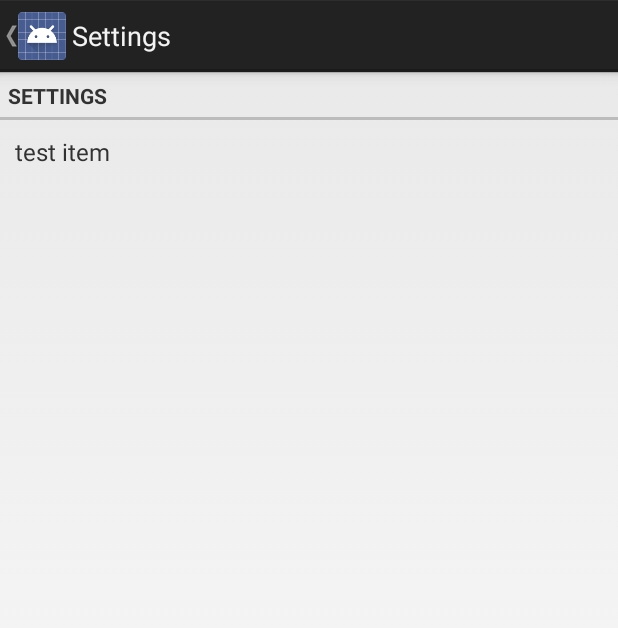
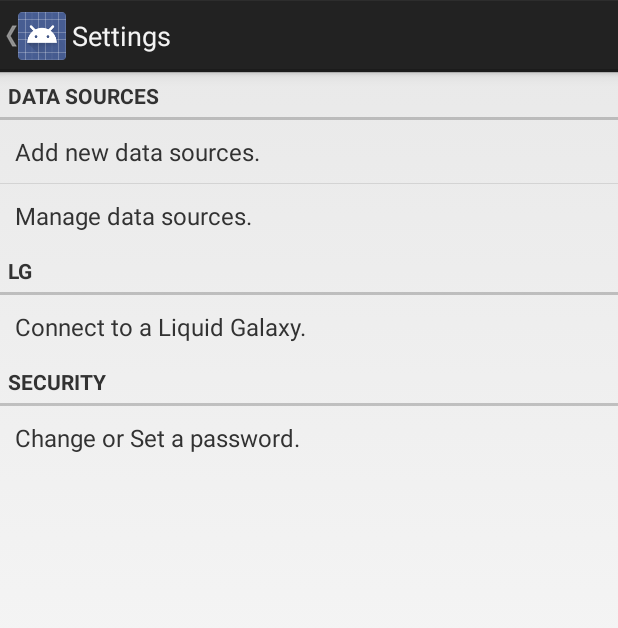
Before and after one commit to kjl9999/LiquidGalaxyOpenDataProject, an Android app: the SettingsActivity screen opened directly, with no data from a screen before it, on a phone screen of 412 x 824 dp. Shown: the top 628 px of the screen. Run offline under Robolectric (Android 15) with nearby library versions, the phone set to English and light mode, and no system bars.

Commit message:
3
Basic menu structure on Settings Activity

```diff
--- a/LiquidGalaxyOpenData/src/main/java/com/kjl/liquidgalaxyopendata/SettingsActivity.java
+++ b/LiquidGalaxyOpenData/src/main/java/com/kjl/liquidgalaxyopendata/SettingsActivity.java
@@ -2,30 +2,16 @@ package com.kjl.liquidgalaxyopendata;
 
 import android.annotation.TargetApi;
 import android.app.Activity;
-import android.content.Context;
-import android.content.res.Configuration;
-import android.media.Ringtone;
-import android.media.RingtoneManager;
-import android.net.Uri;
+import android.app.AlertDialog;
 import android.os.Build;
 import android.os.Bundle;
-import android.preference.ListPreference;
-import android.preference.Preference;
 import android.preference.PreferenceActivity;
-import android.preference.PreferenceCategory;
-import android.preference.PreferenceFragment;
-import android.preference.PreferenceManager;
-import android.preference.RingtonePreference;
-import android.text.TextUtils;
-import android.view.LayoutInflater;
 import android.view.MenuItem;
 import android.support.v4.app.NavUtils;
+import android.view.View;
+import android.widget.AdapterView;
 import android.widget.ArrayAdapter;
 import android.widget.ListView;
-
-import java.util.ArrayList;
-import java.util.Arrays;
-import java.util.List;
 
 /**
  * A {@link PreferenceActivity} that presents a set of application settings. On
@@ -52,13 +38,76 @@ public class SettingsActivity extends Activity {
         super.onCreate(savedInstanceState);
         setupActionBar();
         setContentView(R.layout.settings);
-        final ListView listview = (ListView) findViewById(R.id.datasourcelist);
+
+        //DATA SOURCES
+        final ListView dslist = (ListView) findViewById(R.id.datasourcelist);
         final ArrayAdapter<String> listAdapter ;
+        // Create ArrayAdapter using the planet list.
+        listAdapter = new ArrayAdapter<String>(this, R.layout.listlayout);
+        listAdapter.add(getString(R.string.newds));
+        listAdapter.add(getString(R.string.manageds));
+        dslist.setAdapter(listAdapter);
 
+        dslist.setOnItemClickListener(new AdapterView.OnItemClickListener()
+        {
+            public void onItemClick(AdapterView<?> arg0, View v, int position, long id)
+            {
+                AlertDialog.Builder adb = new AlertDialog.Builder(
+                        SettingsActivity.this);
+                adb.setTitle("ListView OnClick");
+                adb.setMessage("Selected Item is = " + dslist.getItemAtPosition(position));
+                adb.setPositiveButton("Ok", null);
+                adb.show();
+            }
+        });
+
+
+        //LG
+        final ListView lglist = (ListView) findViewById(R.id.lglist);
+        final ArrayAdapter<String> listAdapter2;
         // Create ArrayAdapter using the planet list.
-        listAdapter = new ArrayAdapter<String>(this, R.layout.imagelistlayout);
-        listAdapter.add("test item");
-        listview.setAdapter(listAdapter);
+        listAdapter2 = new ArrayAdapter<String>(this, R.layout.listlayout);
+        listAdapter2.add(getString(R.string.connect));
+        lglist.setAdapter(listAdapter2);
+
+        lglist.setOnItemClickListener(new AdapterView.OnItemClickListener()
+        {
+            public void onItemClick(AdapterView<?> arg0, View v, int position, long id)
+            {
+                AlertDialog.Builder adb = new AlertDialog.Builder(
+                        SettingsActivity.this);
+                adb.setTitle("ListView OnClick");
+                adb.setMessage("Selected Item is = " + lglist.getItemAtPosition(position));
+                adb.setPositiveButton("Ok", null);
+                adb.show();
+            }
+        });
+
+
+
+        //SECURITY
+        final ListView pwdlist = (ListView) findViewById(R.id.pwdlist);
+        final ArrayAdapter<String> listAdapter3;
+        // Create ArrayAdapter using the planet list.
+        listAdapter3 = new ArrayAdapter<String>(this, R.layout.listlayout);
+        listAdapter3.add(getString(R.string.pwd));
+        pwdlist.setAdapter(listAdapter3);
+
+        pwdlist.setOnItemClickListener(new AdapterView.OnItemClickListener()
+        {
+            public void onItemClick(AdapterView<?> arg0, View v, int position, long id)
+            {
+                AlertDialog.Builder adb = new AlertDialog.Builder(
+                        SettingsActivity.this);
+                adb.setTitle("ListView OnClick");
+                adb.setMessage("Selected Item is = " + pwdlist.getItemAtPosition(position));
+                adb.setPositiveButton("Ok", null);
+                adb.show();
+            }
+        });
+
+
+
     }
 
     /**
--- a/LiquidGalaxyOpenData/src/main/res/layout/settings.xml
+++ b/LiquidGalaxyOpenData/src/main/res/layout/settings.xml
@@ -5,6 +5,12 @@
               android:orientation="vertical"
               android:layout_width="match_parent"
               android:layout_height="match_parent">
+
+    <LinearLayout
+            android:orientation="vertical"
+            android:layout_width="fill_parent"
+            android:layout_height="wrap_content">
+
         <TextView
                 xmlns:android="http://schemas.android.com/apk/res/android"
                 android:id="@+id/datasources"
@@ -14,11 +20,59 @@
                 android:paddingBottom="2dip"
                 android:paddingLeft="5dip"
                 style="?android:attr/listSeparatorTextViewStyle"
-            android:text="@string/action_settings"/>
+                android:text="@string/ds"/>
 
         <ListView
-            android:layout_width="wrap_content"
+                android:layout_width="match_parent"
                 android:layout_height="wrap_content"
                 android:id="@+id/datasourcelist"
                 tools:listitem="@android:layout/simple_list_item_2"/>
     </LinearLayout>
+
+    <LinearLayout
+            android:orientation="vertical"
+            android:layout_width="fill_parent"
+            android:layout_height="wrap_content">
+
+        <TextView
+                style="?android:attr/listSeparatorTextViewStyle"
+                xmlns:android="http://schemas.android.com/apk/res/android"
+                android:id="@+id/textView"
+                android:layout_width="fill_parent"
+                android:layout_height="wrap_content"
+                android:paddingTop="2dip"
+                android:paddingBottom="2dip"
+                android:paddingLeft="5dip"
+                android:text="@string/lg"/>
+
+        <ListView
+                tools:listitem="@android:layout/simple_list_item_2"
+                android:layout_width="match_parent"
+                android:layout_height="wrap_content"
+                android:id="@+id/lglist"/>
+    </LinearLayout>
+
+    <LinearLayout
+            android:orientation="vertical"
+            android:layout_width="fill_parent"
+            android:layout_height="wrap_content">
+
+        <TextView
+                style="?android:attr/listSeparatorTextViewStyle"
+                xmlns:android="http://schemas.android.com/apk/res/android"
+                android:id="@+id/textView2"
+                android:layout_width="fill_parent"
+                android:layout_height="wrap_content"
+                android:paddingTop="2dip"
+                android:paddingBottom="2dip"
+                android:paddingLeft="5dip"
+                android:text="@string/security"/>
+
+        <ListView
+                tools:listitem="@android:layout/simple_list_item_2"
+                android:layout_width="match_parent"
+                android:layout_height="wrap_content"
+                android:id="@+id/pwdlist"/>
+    </LinearLayout>
+
+</LinearLayout>
--- a/LiquidGalaxyOpenData/src/main/res/values/strings.xml
+++ b/LiquidGalaxyOpenData/src/main/res/values/strings.xml
@@ -3,6 +3,12 @@
 
     <string name="app_name">LiquidGalaxy OpenData</string>
     <string name="action_settings">Settings</string>
-    <string name="hello_world">Hello world!</string>
+    <string name="ds">Data Sources</string>
+    <string name="newds">Add new data sources.</string>
+    <string name="manageds">Manage data sources.</string>
+    <string name="lg">LG</string>
+    <string name="connect">Connect to a Liquid Galaxy.</string>
+    <string name="security">Security</string>
+    <string name="pwd">Change or Set a password.</string>
 
 </resources>
```
Also changed, not shown: LiquidGalaxyOpenData/src/main/res/layout/listlayout.xml (renamed from LiquidGalaxyOpenData/src/main/res/layout/imagelistlayout.xml). Lines whose indentation alone changed are shown as unchanged.
